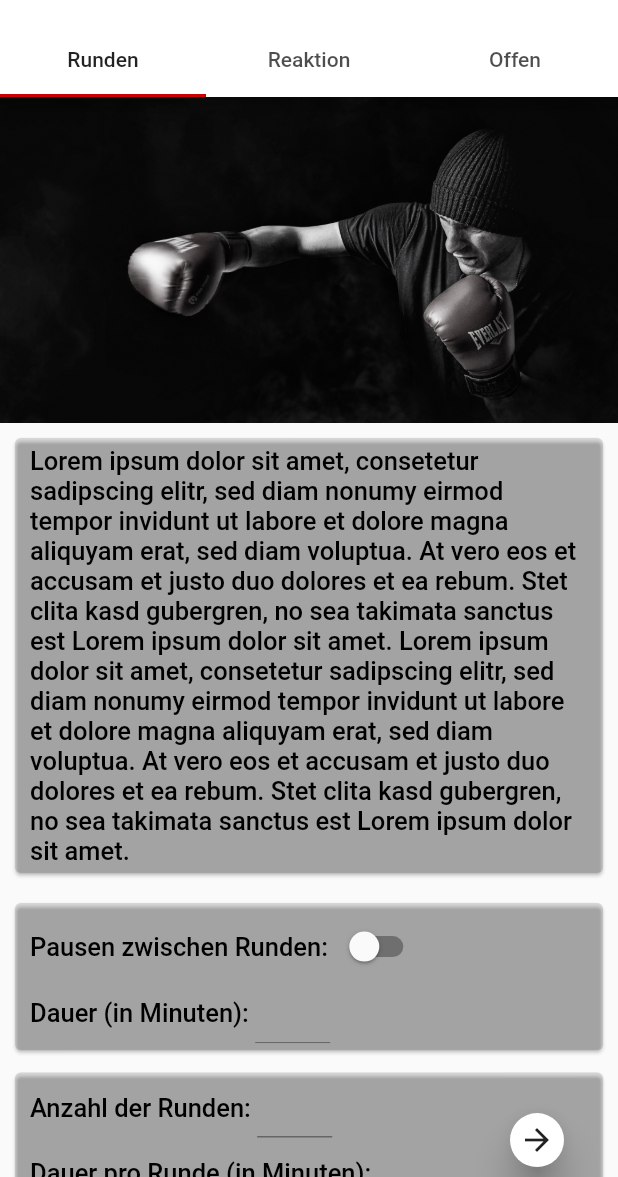
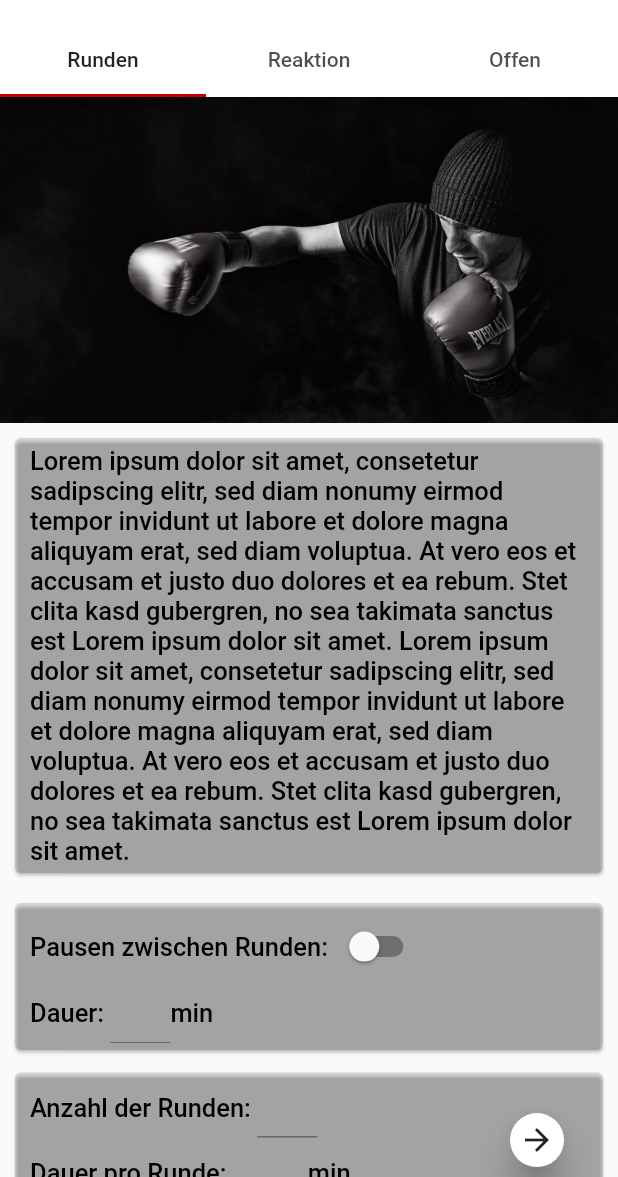
Before and after one commit to tabearunzheimer/boxing_app, a Flutter app: the screen it shows after launch, after a tap on "Start", on a phone screen of 412 x 824 dp, the part 59-1236 px from its top. Run offline on Flutter 3.47's test engine with Material 2 defaults, Android fonts, the phone set to English and light mode, and no system bars; our stand-ins replace shared_preferences.

Commit message:
Fix Background Image for Home Screen

```diff
--- a/lib/screens/choose_workout_style_screen.dart
+++ b/lib/screens/choose_workout_style_screen.dart
@@ -89,7 +89,6 @@ class _ChooseWorkoutStyleScreenState extends State<ChooseWorkoutStyleScreen> wit
                   child: Column(
                     children: <Widget>[
                       Row(
-
                         children: <Widget>[
                           Text(
                             "Pausen zwischen Runden: ",
@@ -105,9 +104,9 @@ class _ChooseWorkoutStyleScreenState extends State<ChooseWorkoutStyleScreen> wit
                       ),
                       Row(
                         children: <Widget>[
-                          Text("Dauer (in Minuten): ", style: Theme.of(context).textTheme.body2,),
+                          Text("Dauer: ", style: Theme.of(context).textTheme.body2,),
                           Container(
-                            width: 50,
+                            width: 40,
                             height: 40,
                             child: TextField(
                               enabled: breakBetweenRounds,
@@ -116,6 +115,7 @@ class _ChooseWorkoutStyleScreenState extends State<ChooseWorkoutStyleScreen> wit
                                   decimal: false, signed: true),
                             ),
                           ),
+                          Text("min", style: Theme.of(context).textTheme.body2,),
                         ],
                       ),
                     ],
@@ -144,7 +144,7 @@ class _ChooseWorkoutStyleScreenState extends State<ChooseWorkoutStyleScreen> wit
                                 style: Theme.of(context).textTheme.body2,
                               ),
                               Container(
-                                width: 50,
+                                width: 40,
                                 height: 40,
                                 child: TextField(
                                   decoration: new InputDecoration(),
@@ -159,7 +159,7 @@ class _ChooseWorkoutStyleScreenState extends State<ChooseWorkoutStyleScreen> wit
                             mainAxisSize: MainAxisSize.min,
                             children: <Widget>[
                               Text(
-                                "Dauer pro Runde (in Minuten): ",
+                                "Dauer pro Runde: ",
                                 style: Theme.of(context).textTheme.body2,
                               ),
                               //Text("min"),
@@ -172,6 +172,7 @@ class _ChooseWorkoutStyleScreenState extends State<ChooseWorkoutStyleScreen> wit
                                       decimal: false, signed: true),
                                 ),
                               ),
+                              Text("min", style: Theme.of(context).textTheme.body2,),
                             ],
                           ),
                         ],
--- a/lib/screens/home_screen.dart
+++ b/lib/screens/home_screen.dart
@@ -17,15 +17,7 @@ class _HomeScreenState extends State<HomeScreen> {
       appBar: _reusableWidgets.getAppBar(),
       body: Stack(
         children: <Widget>[
-          Container(
-            width: MediaQuery.of(context).size.width,
-            height: MediaQuery.of(context).size.height,
-            child: new Image.asset(
-              'assets/img/female_boxer.jpg',
-              fit: BoxFit.fitWidth,
-              height: 900.0,
-            ),
-          ),
+          buildBackgroundImage(),
           Container(
             alignment: Alignment.center,
             width: MediaQuery.of(context).size.width,
@@ -68,6 +60,30 @@ class _HomeScreenState extends State<HomeScreen> {
     );
   }
 
+  Widget buildBackgroundImage(){
+    if (MediaQuery.of(context).size.width > MediaQuery.of(context).size.height){
+      return Container(
+        width: MediaQuery.of(context).size.width,
+        height: MediaQuery.of(context).size.height,
+        child: new Image.asset(
+          'assets/img/female_boxer.jpg',
+          fit: BoxFit.fitHeight,
+          //height: 900.0,
+        ),
+      );
+    } else {
+      return Container(
+        width: MediaQuery.of(context).size.width,
+        height: MediaQuery.of(context).size.height,
+        child: new Image.asset(
+          'assets/img/female_boxer.jpg',
+          fit: BoxFit.fitWidth,
+          //height: 900.0,
+        ),
+      );
+    }
+  }
+
   void startChooseWorkout() {
     print("Change to Choose-Workout-Style-Screen");
     Navigator.pushNamed(context, '/chooseWorkoutStyle');
```
